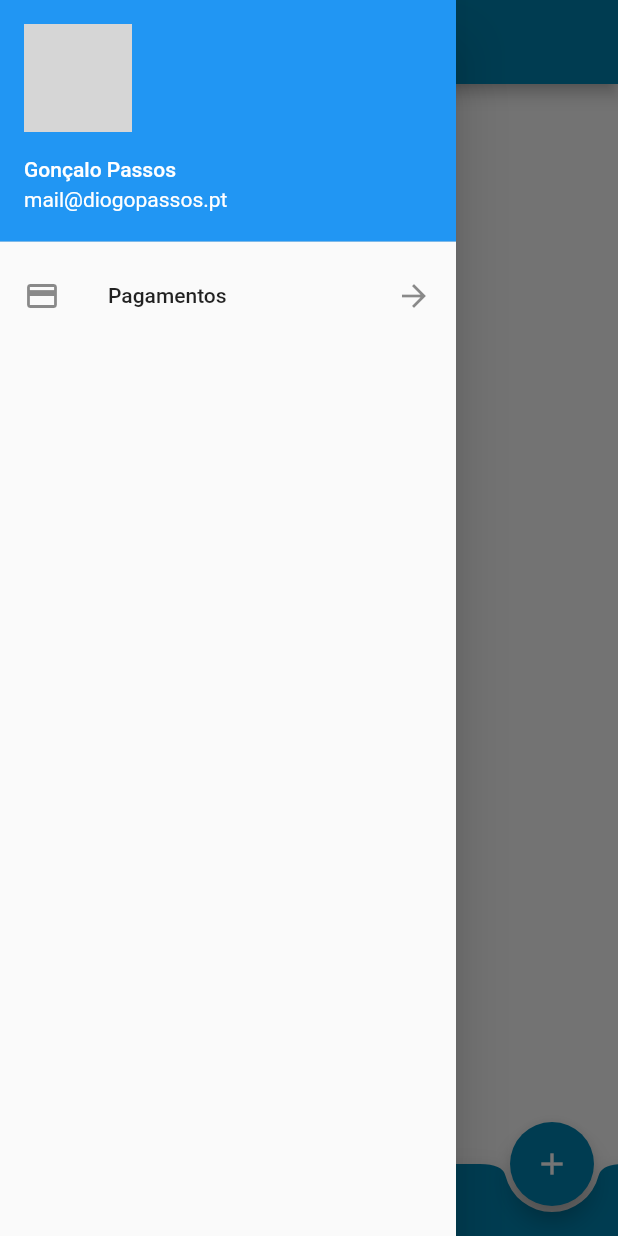
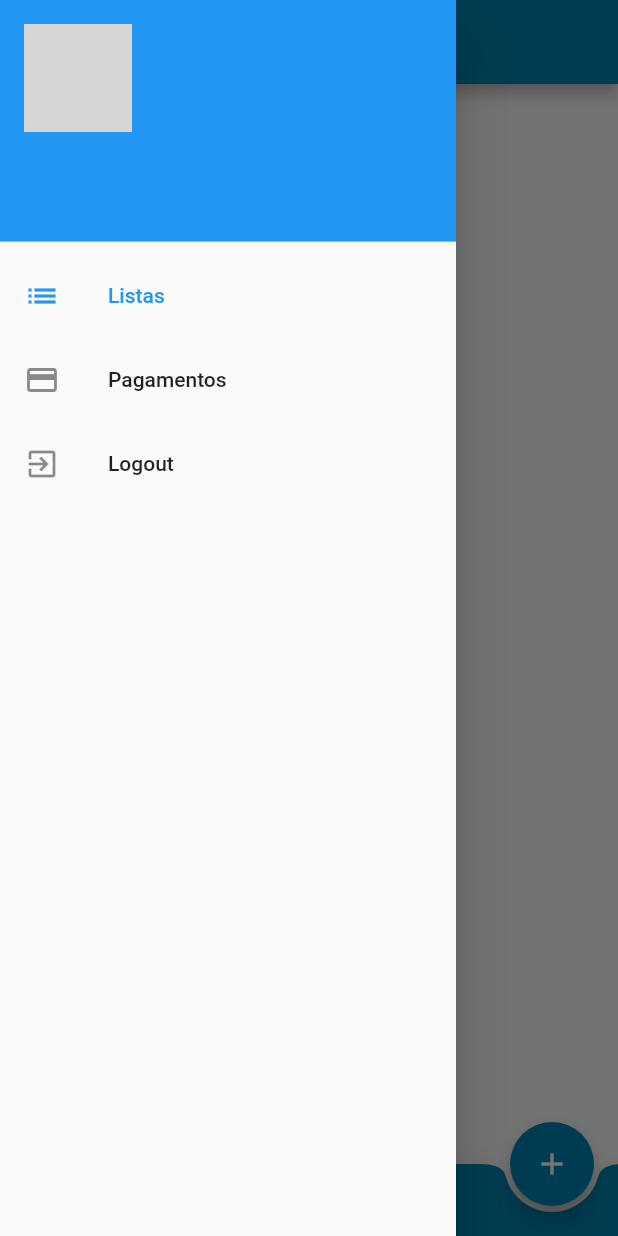
Before and after one commit to gngz/MarketGo, a Flutter app: the MyListsView screen opened by its route, with the side drawer open, on a phone screen of 412 x 824 dp. Run offline on Flutter 3.47's test engine with Material 2 defaults, Android fonts, the phone set to English and light mode, and no system bars; our stand-ins replace dio, email_validator, flutter_secure_storage, google_sign_in; missing offline and left inert: flutter_facebook_login; accounts and stored records are empty; statements that could not run were skipped; grey boxes are pictures that could not be loaded.

```diff
--- a/lib/views/MyLists.dart
+++ b/lib/views/MyLists.dart
@@ -1,4 +1,6 @@
 import 'package:flutter/material.dart';
+import 'package:marketgo/models/User.dart';
+import 'package:marketgo/services/Auth/Auth.dart';
 
 class MyListsView extends StatefulWidget {
   @override
@@ -8,26 +10,6 @@ class MyListsView extends StatefulWidget {
 class _MyListsViewState extends State<MyListsView> {
   final ColorDarkBlue = Color(0xFF0083B0);
   final ColorLightBlue = Color(0xFF000B4DB);
-
-  Widget drawerChild() {
-    return ListView(children: <Widget>[
-      UserAccountsDrawerHeader(
-        accountEmail: Text("mail@diogopassos.pt"),
-        accountName: Text("Gonçalo Passos"),
-        currentAccountPicture: ClipRRect(
-          borderRadius: BorderRadius.circular(110),
-          child: Image.network(
-              "https://lh3.googleusercontent.com/a-/AOh14GgCJUUOwtQSo9GhwLHRo1Bg_luKTY2pqjZqxVmxuQ"),
-        ),
-      ),
-      ListTile(
-        leading: Icon(Icons.payment),
-        title: Text("Pagamentos"),
-        trailing: Icon(Icons.arrow_forward),
-        onTap: () => {},
-      )
-    ]);
-  }
 
   GlobalKey<ScaffoldState> _scaffoldKey = GlobalKey();
 
@@ -40,7 +22,7 @@ class _MyListsViewState extends State<MyListsView> {
     return Scaffold(
       key: _scaffoldKey,
       drawer: Drawer(
-        child: drawerChild(),
+        child: LoginDrawer(),
       ),
       appBar: AppBar(
         backgroundColor: ColorDarkBlue,
@@ -73,3 +55,75 @@ class _MyListsViewState extends State<MyListsView> {
     );
   }
 }
+
+class LoginDrawer extends StatefulWidget {
+  LoginDrawer({
+    Key key,
+  }) : super(key: key);
+
+  @override
+  _LoginDrawerState createState() => _LoginDrawerState();
+}
+
+class _LoginDrawerState extends State<LoginDrawer> {
+  _LoginDrawerState() {
+    _getUserData();
+  }
+
+  _getUserData() async {
+    User user = await Auth.getUser();
+    setState(() {
+      userEmail = user.email;
+      userName = user.name;
+      userAvatar = user.avatar;
+    });
+  }
+
+  Widget _getAvatar() {
+    if (userAvatar != null) {
+      return Image.network(userAvatar);
+    }
+    return Image.asset("assets/avatar.png");
+  }
+
+  logout() async {
+    await Auth.logout();
+    Navigator.pushNamed(context, "/");
+  }
+
+  String userName = "";
+  String userEmail = "";
+  String userAvatar;
+
+  @override
+  Widget build(BuildContext context) {
+    return ListView(children: <Widget>[
+      UserAccountsDrawerHeader(
+        accountEmail: Text(userEmail),
+        accountName: Text(userName),
+        currentAccountPicture: ClipRRect(
+          borderRadius: BorderRadius.circular(110),
+          child: _getAvatar(),
+        ),
+      ),
+      ListTile(
+        leading: Icon(Icons.list),
+        selected: true,
+        title: Text("Listas"),
+        onTap: () => {},
+      ),
+      ListTile(
+        leading: Icon(Icons.payment),
+        title: Text("Pagamentos"),
+        onTap: () => {},
+      ),
+      ListTile(
+        leading: Icon(Icons.exit_to_app),
+        title: Text("Logout"),
+        onTap: () async {
+          await logout();
+        },
+      ),
+    ]);
+  }
+}
```
